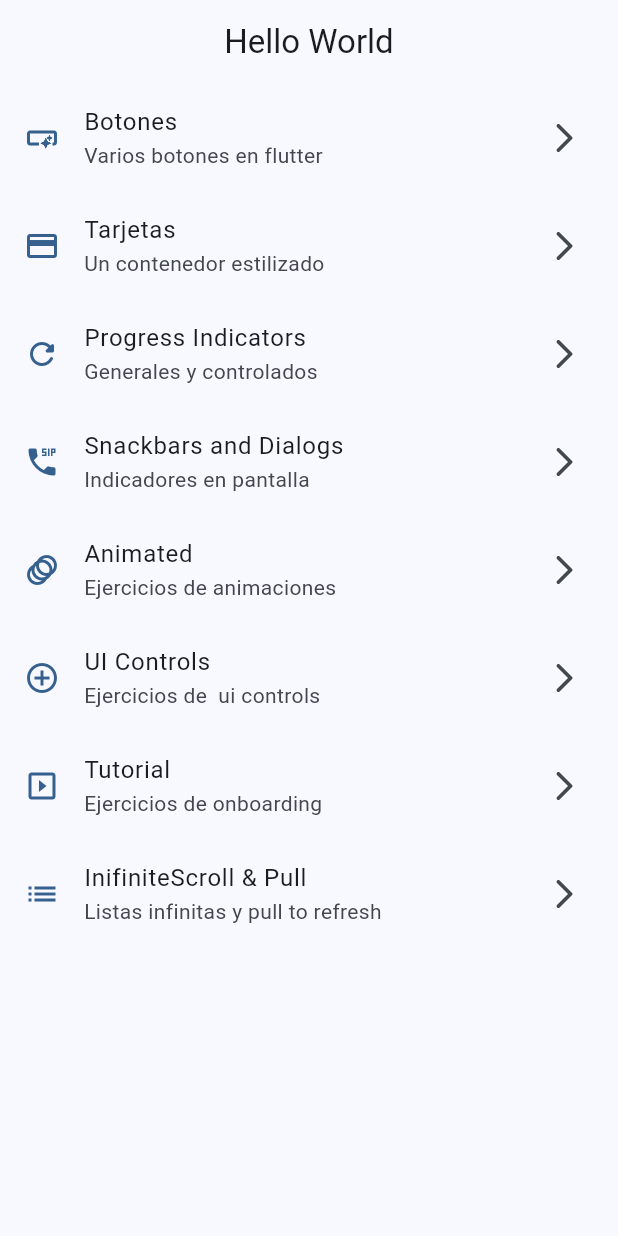
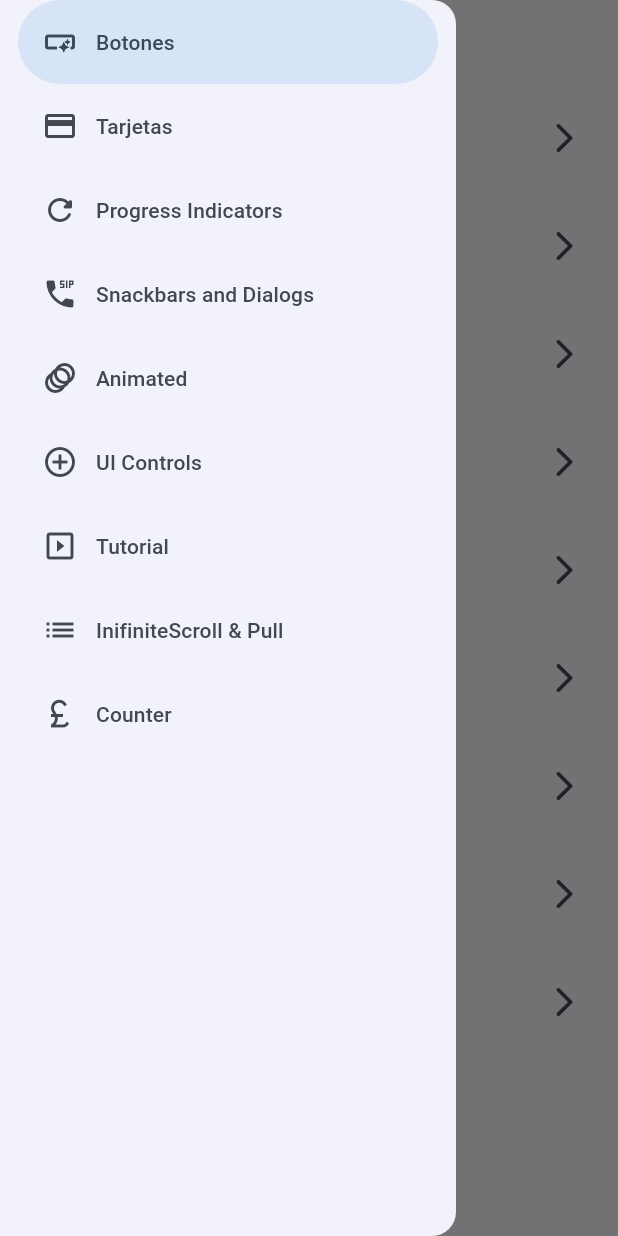
Before and after one commit to franmc01/flutter_widgets_app, a Flutter app: the screen it shows after launch, with the side drawer open (before the commit the screen has no drawer), on a phone screen of 412 x 824 dp. Run offline on Flutter 3.47's test engine with Material 3 defaults, Android fonts, the phone set to English and light mode, and no system bars; our stand-ins replace animate_do, go_router.

Commit message:
fix: sidebar

```diff
--- a/lib/config/menu/menu_items.dart
+++ b/lib/config/menu/menu_items.dart
@@ -22,4 +22,5 @@ const appMenuItems = <MenuItems>[
   MenuItems(title: 'UI Controls', subTitle: 'Ejercicios de  ui controls', link: '/ui-controls', icon: Icons.control_point),
   MenuItems(title: 'Tutorial', subTitle: 'Ejercicios de onboarding', link: '/tutorial', icon: Icons.slideshow),
   MenuItems(title: 'InifiniteScroll & Pull', subTitle: 'Listas infinitas y pull to refresh', link: '/infinity', icon: Icons.list),
+  MenuItems(title: 'Counter', subTitle: 'Riverpod Test', link: '/counter', icon: Icons.currency_pound_outlined),
 ];
--- a/lib/config/router/app_router.dart
+++ b/lib/config/router/app_router.dart
@@ -3,6 +3,7 @@ import 'package:widgets_app/presentation/screens/animated_screen.dart';
 import 'package:widgets_app/presentation/screens/app_tutorial_screen.dart';
 import 'package:widgets_app/presentation/screens/buttons_screen.dart';
 import 'package:widgets_app/presentation/screens/cards_screen.dart';
+import 'package:widgets_app/presentation/screens/counter_screen.dart';
 import 'package:widgets_app/presentation/screens/home_screen.dart';
 import 'package:widgets_app/presentation/screens/infinite_scroll.dart';
 import 'package:widgets_app/presentation/screens/progress_screen.dart';
@@ -40,4 +41,5 @@ final appRouter = GoRouter(initialLocation: '/', routes: [
   GoRoute(path: '/ui-controls', name: UiControls.name, builder: (context, state) => UiControls()),
   GoRoute(path: '/tutorial', name: AppTutorialScreen.name, builder: (context, state) => AppTutorialScreen()),
   GoRoute(path: '/infinity', name: InfiniteScrollScreen.name, builder: (context, state) => InfiniteScrollScreen()),
+  GoRoute(path: '/counter', name: CounterScreen.name, builder: (context, state) => CounterScreen()),
 ]);
--- a/lib/presentation/screens/home_screen.dart
+++ b/lib/presentation/screens/home_screen.dart
@@ -1,6 +1,7 @@
 import 'package:flutter/material.dart';
 import 'package:go_router/go_router.dart';
 import 'package:widgets_app/config/menu/menu_items.dart';
+import 'package:widgets_app/presentation/widgets/side_menu.dart';
 
 
 class HomeScreen extends StatelessWidget {
@@ -14,7 +15,8 @@ class HomeScreen extends StatelessWidget {
       appBar: AppBar(
         title: Text("Hello World"),
       ),
-      body: const _HomeView()
+      body: const _HomeView(),
+      drawer: SideMenu()
     );
   }
 }
--- /dev/null
+++ b/lib/presentation/widgets/side_menu.dart
@@ -0,0 +1,34 @@
+import 'package:flutter/material.dart';
+import 'package:go_router/go_router.dart';
+import 'package:widgets_app/config/menu/menu_items.dart';
+
+class SideMenu extends StatefulWidget {
+  const SideMenu({super.key});
+
+  @override
+  State<SideMenu> createState() => _SideMenuState();
+}
+
+class _SideMenuState extends State<SideMenu> {
+  int navDrawerIndex = 0;
+
+  @override
+  Widget build(BuildContext context) {
+    return NavigationDrawer(
+      onDestinationSelected: (value) => setState(() {
+        navDrawerIndex = value;
+        Navigator.of(context).pop();
+        context.push(appMenuItems[value].link);
+      }),
+      selectedIndex: navDrawerIndex,
+      children: [
+        ...appMenuItems.map((item) => (
+          NavigationDrawerDestination(
+            icon: Icon(item.icon),
+            label: Text(item.title),
+          )
+        )
+      )]
+    );
+  }
+}
```
Also changed, not shown: lib/presentation/screens/counter_screen.dart (added, +22 -0 lines).
